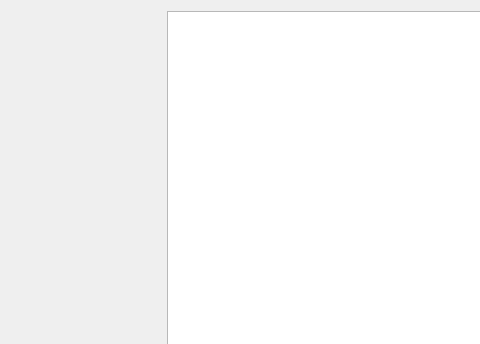
This is pep9common/aboutpep.ui in StanWarford/pep9suite as Qt 5 draws it before an edit; both pictures show x 0 to 480 and y 0 to 344 of the 800 by 600 pixel window. The edited form follows.
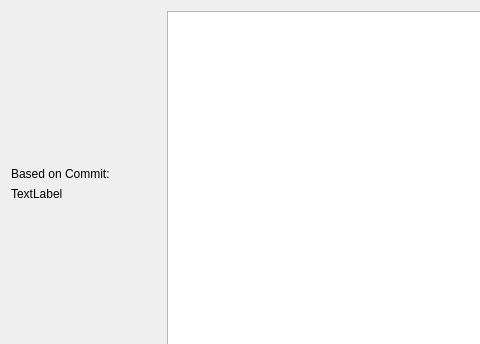
This is the edited form. Icons and pictures are not drawn.

Diff of the .ui file:
```diff
--- a/pep9common/aboutpep.ui
+++ b/pep9common/aboutpep.ui
@@ -85,6 +85,20 @@
          </property>
         </widget>
        </item>
+       <item>
+        <widget class="QLabel" name="commit_title">
+         <property name="text">
+          <string>Based on Commit:</string>
+         </property>
+        </widget>
+       </item>
+       <item>
+        <widget class="QLabel" name="commit_label">
+         <property name="text">
+          <string>TextLabel</string>
+         </property>
+        </widget>
+       </item>
        <item>
         <spacer name="verticalSpacer">
          <property name="orientation">
```
